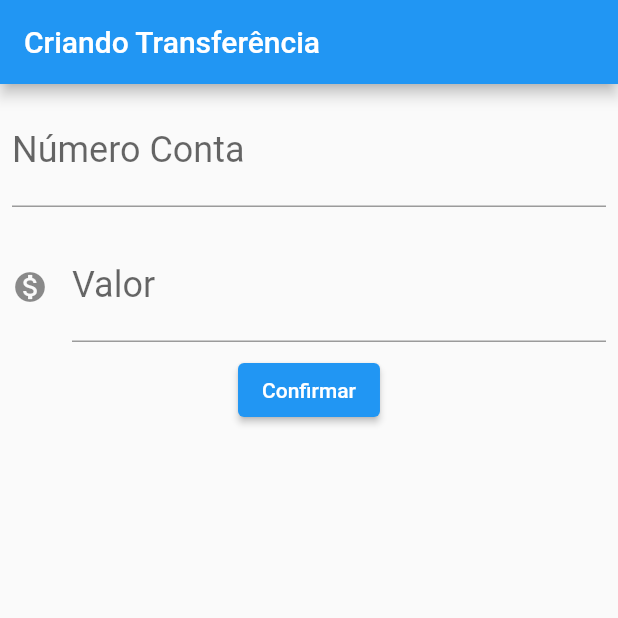
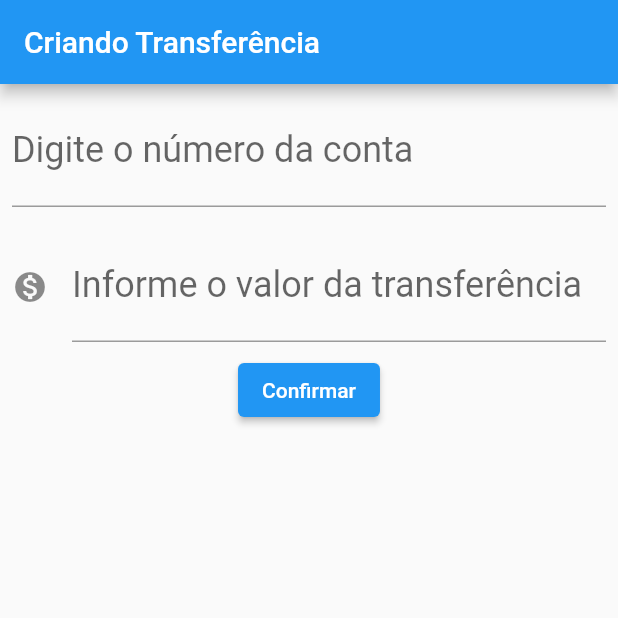
Before and after one commit to ednosmab/ByteBank, a Flutter app: the screen it shows after launch, after a tap on "Confirmar", on a phone screen of 412 x 824 dp, the top half of it. Run offline on Flutter 3.47's test engine with Material 2 defaults, Android fonts, the phone set to English and light mode, and no system bars.

Commit message:
Refatorando o Padding e a função para criar a transferência

```diff
--- a/lib/main.dart
+++ b/lib/main.dart
@@ -17,6 +17,23 @@ class FormularioTransferencia extends StatelessWidget {
       TextEditingController();
   final TextEditingController _controladorCampoValor = TextEditingController();
 
+  void _criaTransferencia() {
+    // Para tratar o Fatal error de forma mais elegante: caso o valor
+    // seja nulo, esse valor receberá zero e impede de gerar uma Fatal Error
+    final int numeroConta =
+        int.tryParse(_controladorCampoNumeroConta.text) != null
+            ? int.parse(_controladorCampoNumeroConta.text)
+            : 0;
+    final double valorTransferencia =
+        double.tryParse(_controladorCampoValor.text) != null
+            ? double.parse(_controladorCampoValor.text)
+            : 0;
+    if (numeroConta != null && valorTransferencia != null) {
+      final transferenciaCriada =
+          Transferencia(valorTransferencia, numeroConta);
+    }
+  }
+
   @override
   Widget build(BuildContext context) {
     return Scaffold(
@@ -24,53 +41,53 @@ class FormularioTransferencia extends StatelessWidget {
         title: Text('Criando Transferência'),
       ),
       body: Column(children: [
-        Padding(
-          padding: EdgeInsets.all(8),
-          child: TextField(
-            controller: _controladorCampoNumeroConta,
-            style: TextStyle(fontSize: 24.0),
-            decoration: InputDecoration(
-              labelText: 'Número Conta',
-              hintText: '0000',
-            ),
-            keyboardType: TextInputType.number,
-          ),
+        Editor(
+          controlador: _controladorCampoNumeroConta,
+          rotulo: 'Digite o número da conta',
+          dica: '0000',
         ),
-        Padding(
-          padding: EdgeInsets.all(8),
-          child: TextField(
-            controller: _controladorCampoValor,
-            style: TextStyle(fontSize: 24.0),
-            decoration: InputDecoration(
-              icon: Icon(Icons.monetization_on),
-              labelText: 'Valor',
-              hintText: '0.00',
-            ),
-            keyboardType: TextInputType.number,
-          ),
+        Editor(
+          controlador: _controladorCampoValor,
+          rotulo: 'Informe o valor da transferência',
+          dica: '0.00',
+          icone: Icons.monetization_on,
         ),
         ElevatedButton(
-            onPressed: () {
-              debugPrint('clicou no confirmar');
+            onPressed: () => _criaTransferencia(), child: Text('Confirmar'))
+      ]),
+    );
+  }
+}
 
-              // Para tratar o Fatal error de forma mais elegante: caso o valor
-              // seja nulo, esse valor receberá zero e impede de gerar uma Fatal Error
-              final int numeroConta =
-                  int.tryParse(_controladorCampoNumeroConta.text) != null
-                      ? int.parse(_controladorCampoNumeroConta.text)
-                      : 0;
-              final double valorTransferencia =
-                  double.tryParse(_controladorCampoValor.text) != null
-                      ? double.parse(_controladorCampoValor.text)
-                      : 0;
-              if (numeroConta != null && valorTransferencia != null) {
-                final transferenciaCriada =
-                    Transferencia(valorTransferencia, numeroConta);
-                debugPrint('$transferenciaCriada');
-              }
-            },
-            child: Text('Confirmar'))
-      ]),
+class Editor extends StatelessWidget {
+  final TextEditingController controlador;
+  final String rotulo;
+  final String dica;
+
+  // Nessa versão do flutter 3.0.5, para atribuir valores nulos no tipo
+  // IconData é necessário colocar sina de ?
+  IconData? icone = null;
+
+  Editor(
+      {required this.controlador,
+      required this.rotulo,
+      required this.dica,
+      this.icone});
+  @override
+  Widget build(BuildContext context) {
+    return Padding(
+      padding: EdgeInsets.all(8),
+      child: TextField(
+        controller: controlador,
+        style: TextStyle(fontSize: 24.0),
+        decoration: InputDecoration(
+          // Removendo o espaço em branco, que seria o local do ícone, no campo da conta
+          icon: icone != null ? Icon(icone) : null,
+          labelText: rotulo,
+          hintText: dica,
+        ),
+        keyboardType: TextInputType.number,
+      ),
     );
   }
 }
```
